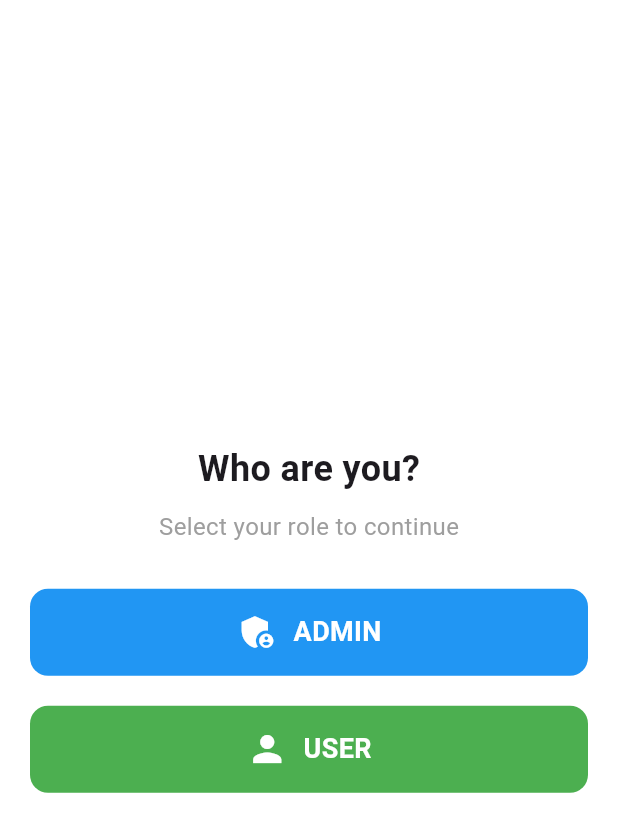
After one commit to kaustubhkulkarni07/Bus-Pass-Application, a Flutter app: the screen it shows after launch, after a tap on "Get Started", after a tap on "Create an account", on a phone screen of 412 x 824 dp. The commit adds this screen. Shown: the top 832 px of the screen. Run offline on Flutter 3.47's test engine with Material 3 defaults, Android fonts, the phone set to English and light mode, and no system bars.

Commit message:
Created Front-end UI pages

```diff
--- a/lib/main.dart
+++ b/lib/main.dart
@@ -1,4 +1,7 @@
 import 'package:flutter/material.dart';
+import 'splash_page.dart'; // Import Splash Screen
+import 'registration_page.dart';
+import 'user_selection_page.dart';
 
 void main() {
   runApp(const MyApp());
@@ -11,112 +14,157 @@ class MyApp extends StatelessWidget {
   @override
   Widget build(BuildContext context) {
     return MaterialApp(
-      title: 'Flutter Demo',
-      theme: ThemeData(
-        // This is the theme of your application.
-        //
-        // TRY THIS: Try running your application with "flutter run". You'll see
-        // the application has a purple toolbar. Then, without quitting the app,
-        // try changing the seedColor in the colorScheme below to Colors.green
-        // and then invoke "hot reload" (save your changes or press the "hot
-        // reload" button in a Flutter-supported IDE, or press "r" if you used
-        // the command line to start the app).
-        //
-        // Notice that the counter didn't reset back to zero; the application
-        // state is not lost during the reload. To reset the state, use hot
-        // restart instead.
-        //
-        // This works for code too, not just values: Most code changes can be
-        // tested with just a hot reload.
-        colorScheme: ColorScheme.fromSeed(seedColor: Colors.deepPurple),
-      ),
-      home: const MyHomePage(title: 'Flutter Demo Home Page'),
+      debugShowCheckedModeBanner: false,
+      home: SplashPage(), // Show Splash Screen first
     );
   }
 }
 
-class MyHomePage extends StatefulWidget {
-  const MyHomePage({super.key, required this.title});
+class LoginPage extends StatefulWidget {
+  @override
+  _LoginPageState createState() => _LoginPageState();
+}
 
-  // This widget is the home page of your application. It is stateful, meaning
-  // that it has a State object (defined below) that contains fields that affect
-  // how it looks.
+class _LoginPageState extends State<LoginPage> {
+  final TextEditingController _usernameController = TextEditingController();
+  final TextEditingController _passwordController = TextEditingController();
 
-  // This class is the configuration for the state. It holds the values (in this
-  // case the title) provided by the parent (in this case the App widget) and
-  // used by the build method of the State. Fields in a Widget subclass are
-  // always marked "final".
+  void _validateLogin() {
+    String username = _usernameController.text;
+    String password = _passwordController.text;
 
-  final String title;
+    if (username == "admin" && password == "admin") {
+      // ✅ Show Success Message
+      ScaffoldMessenger.of(context).showSnackBar(
+        const SnackBar(
+          content: Text("Login Successful"),
+          backgroundColor: Colors.green,
+          duration: Duration(seconds: 2),
+        ),
+      );
+    } else {
+      // ❌ Show Error Message
+      ScaffoldMessenger.of(context).showSnackBar(
+        const SnackBar(
+          content: Text("Invalid Username or Password!"),
+          backgroundColor: Colors.red,
+        ),
+      );
+    }
+  }
 
   @override
-  State<MyHomePage> createState() => _MyHomePageState();
-}
-
-class _MyHomePageState extends State<MyHomePage> {
-  int _counter = 0;
-
-  void _incrementCounter() {
-    setState(() {
-      // This call to setState tells the Flutter framework that something has
-      // changed in this State, which causes it to rerun the build method below
-      // so that the display can reflect the updated values. If we changed
-      // _counter without calling setState(), then the build method would not be
-      // called again, and so nothing would appear to happen.
-      _counter++;
-    });
+  void dispose() {
+    _usernameController.dispose();
+    _passwordController.dispose();
+    super.dispose();
   }
 
   @override
   Widget build(BuildContext context) {
-    // This method is rerun every time setState is called, for instance as done
-    // by the _incrementCounter method above.
-    //
-    // The Flutter framework has been optimized to make rerunning build methods
-    // fast, so that you can just rebuild anything that needs updating rather
-    // than having to individually change instances of widgets.
     return Scaffold(
-      appBar: AppBar(
-        // TRY THIS: Try changing the color here to a specific color (to
-        // Colors.amber, perhaps?) and trigger a hot reload to see the AppBar
-        // change color while the other colors stay the same.
-        backgroundColor: Theme.of(context).colorScheme.inversePrimary,
-        // Here we take the value from the MyHomePage object that was created by
-        // the App.build method, and use it to set our appbar title.
-        title: Text(widget.title),
-      ),
-      body: Center(
-        // Center is a layout widget. It takes a single child and positions it
-        // in the middle of the parent.
+      body: SafeArea(
         child: Column(
-          // Column is also a layout widget. It takes a list of children and
-          // arranges them vertically. By default, it sizes itself to fit its
-          // children horizontally, and tries to be as tall as its parent.
-          //
-          // Column has various properties to control how it sizes itself and
-          // how it positions its children. Here we use mainAxisAlignment to
-          // center the children vertically; the main axis here is the vertical
-          // axis because Columns are vertical (the cross axis would be
-          // horizontal).
-          //
-          // TRY THIS: Invoke "debug painting" (choose the "Toggle Debug Paint"
-          // action in the IDE, or press "p" in the console), to see the
-          // wireframe for each widget.
-          mainAxisAlignment: MainAxisAlignment.center,
-          children: <Widget>[
-            const Text('You have pushed the button this many times:'),
-            Text(
-              '$_counter',
-              style: Theme.of(context).textTheme.headlineMedium,
+          children: [
+            Expanded(
+              child: Padding(
+                padding: const EdgeInsets.symmetric(horizontal: 20),
+                child: Column(
+                  mainAxisAlignment: MainAxisAlignment.center,
+                  children: [
+                    const Text(
+                      "LOGIN",
+                      style: TextStyle(fontSize: 24, fontWeight: FontWeight.bold),
+                    ),
+                    const SizedBox(height: 10),
+                    const Text(
+                      "Login with your account",
+                      style: TextStyle(fontSize: 16, color: Colors.grey),
+                    ),
+                    const SizedBox(height: 30),
+
+                    // Username Input
+                    TextField(
+                      controller: _usernameController,
+                      decoration: InputDecoration(
+                        prefixIcon: const Icon(Icons.person),
+                        hintText: "Username",
+                        filled: true,
+                        fillColor: Colors.grey[200],
+                        border: OutlineInputBorder(
+                          borderRadius: BorderRadius.circular(10),
+                          borderSide: BorderSide.none,
+                        ),
+                      ),
+                    ),
+                    const SizedBox(height: 15),
+
+                    // Password Input
+                    TextField(
+                      controller: _passwordController,
+                      obscureText: true,
+                      decoration: InputDecoration(
+                        prefixIcon: const Icon(Icons.lock),
+                        hintText: "Password",
+                        filled: true,
+                        fillColor: Colors.grey[200],
+                        border: OutlineInputBorder(
+                          borderRadius: BorderRadius.circular(10),
+                          borderSide: BorderSide.none,
+                        ),
+                      ),
+                    ),
+                    const SizedBox(height: 20),
+
+                    // Login Button
+                    SizedBox(
+                      width: double.infinity,
+                      child: ElevatedButton(
+                        style: ElevatedButton.styleFrom(
+                          padding: const EdgeInsets.symmetric(vertical: 15),
+                          backgroundColor: Colors.blue,
+                          shape: RoundedRectangleBorder(
+                            borderRadius: BorderRadius.circular(10),
+                          ),
+                        ),
+                        onPressed: _validateLogin, // Validate login before animation
+                        child: const Text(
+                          "LOGIN",
+                          style: TextStyle(fontSize: 16, color: Colors.white),
+                        ),
+                      ),
+                    ),
+                    const SizedBox(height: 10),
+
+                    // Register Button
+                    TextButton(
+                      onPressed: () {
+                        Navigator.push(
+                          context,
+                          MaterialPageRoute(builder: (context) => UserSelectionPage()), // Navigate to Registration Page
+                        );
+                      },
+                      child: const Text(
+                        "Create an account",
+                        style: TextStyle(color: Colors.blue),
+                      ),
+                    ),
+                  ],
+                ),
+              ),
+            ),
+
+            // Developer Credit at Bottom
+            const Padding(
+              padding: EdgeInsets.only(bottom: 10),
+              child: Text(
+                "Designed and developed by @kaustubh kulkarni", // Change "Your Name" to your actual name
+                style: TextStyle(fontSize: 14, color: Colors.grey),
+              ),
             ),
           ],
         ),
       ),
-      floatingActionButton: FloatingActionButton(
-        onPressed: _incrementCounter,
-        tooltip: 'Increment',
-        child: const Icon(Icons.add),
-      ), // This trailing comma makes auto-formatting nicer for build methods.
     );
   }
 }
--- /dev/null
+++ b/lib/splash_page.dart
@@ -0,0 +1,78 @@
+import 'package:bus_pass_application/main.dart';
+import 'package:flutter/material.dart';
+import 'user_selection_page.dart'; // Ensure WelcomeScreen is imported
+
+class SplashPage extends StatefulWidget {
+  @override
+  _SplashPageState createState() => _SplashPageState();
+}
+
+class _SplashPageState extends State<SplashPage> {
+  @override
+  void initState() {
+    super.initState();
+  }
+
+  @override
+  Widget build(BuildContext context) {
+    return Scaffold(
+      backgroundColor: Colors.white,
+      body: SafeArea(
+        child: Column(
+          mainAxisAlignment: MainAxisAlignment.spaceBetween,
+          children: [
+            Expanded(
+              child: Column(
+                mainAxisAlignment: MainAxisAlignment.center,
+                children: [
+                  Image.asset(
+                    'assets/bus2.png', // Ensure the image exists
+                    height: MediaQuery.of(context).size.height * 0.3,
+                    fit: BoxFit.contain,
+                  ),
+                  const SizedBox(height: 20),
+                  const Text(
+                    "AIT E-Bus Pass",
+                    style: TextStyle(fontSize: 28, fontWeight: FontWeight.bold),
+                    textAlign: TextAlign.center,
+                  ),
+                  const SizedBox(height: 10),
+                  const Text(
+                    "A convenient way to manage your bus pass.",
+                    style: TextStyle(fontSize: 16, color: Colors.grey),
+                    textAlign: TextAlign.center,
+                  ),
+                ],
+              ),
+            ),
+            Padding(
+              padding: const EdgeInsets.symmetric(horizontal: 20, vertical: 30),
+              child: SizedBox(
+                width: double.infinity,
+                child: ElevatedButton(
+                  style: ElevatedButton.styleFrom(
+                    padding: const EdgeInsets.symmetric(vertical: 15),
+                    backgroundColor: Colors.blue,
+                    shape: RoundedRectangleBorder(
+                      borderRadius: BorderRadius.circular(10),
+                    ),
+                  ),
+                  onPressed: () {
+                    Navigator.pushReplacement(
+                      context,
+                      MaterialPageRoute(builder: (context) => LoginPage()),
+                    );
+                  },
+                  child: const Text(
+                    "Get Started",
+                    style: TextStyle(fontSize: 16, color: Colors.white),
+                  ),
+                ),
+              ),
+            ),
+          ],
+        ),
+      ),
+    );
+  }
+}
--- /dev/null
+++ b/lib/user_selection_page.dart
@@ -0,0 +1,83 @@
+import 'package:flutter/material.dart';
+import 'admin_registration_page.dart'; // Ensure this file exists
+import 'registration_page.dart'; // Ensure this file exists
+
+class UserSelectionPage extends StatelessWidget {
+  @override
+  Widget build(BuildContext context) {
+    return Scaffold(
+      backgroundColor: Colors.white,
+      body: Padding(
+        padding: const EdgeInsets.symmetric(horizontal: 20, vertical: 50),
+        child: Column(
+          mainAxisAlignment: MainAxisAlignment.center,
+          children: [
+            const Text(
+              "Who are you?",
+              style: TextStyle(fontSize: 24, fontWeight: FontWeight.bold),
+            ),
+            const SizedBox(height: 10),
+            const Text(
+              "Select your role to continue",
+              style: TextStyle(fontSize: 16, color: Colors.grey),
+            ),
+            const SizedBox(height: 30),
+
+            // Admin Selection Card
+            _buildSelectionCard(
+              title: "ADMIN",
+              icon: Icons.admin_panel_settings,
+              color: Colors.blue,
+              onTap: () {
+                Navigator.push(
+                  context,
+                  MaterialPageRoute(builder: (context) => AdminRegistrationPage()),
+                );
+              },
+            ),
+
+            const SizedBox(height: 20),
+
+            // User Selection Card
+            _buildSelectionCard(
+              title: "USER",
+              icon: Icons.person,
+              color: Colors.green,
+              onTap: () {
+                Navigator.push(
+                  context,
+                  MaterialPageRoute(builder: (context) => RegistrationPage()),
+                );
+              },
+            ),
+          ],
+        ),
+      ),
+    );
+  }
+
+  Widget _buildSelectionCard({required String title, required IconData icon, required Color color, required VoidCallback onTap}) {
+    return GestureDetector(
+      onTap: onTap,
+      child: Container(
+        width: double.infinity,
+        padding: const EdgeInsets.symmetric(vertical: 15),
+        decoration: BoxDecoration(
+          color: color,
+          borderRadius: BorderRadius.circular(12),
+        ),
+        child: Row(
+          mainAxisAlignment: MainAxisAlignment.center,
+          children: [
+            Icon(icon, color: Colors.white, size: 28),
+            const SizedBox(width: 10),
+            Text(
+              title,
+              style: const TextStyle(fontSize: 18, fontWeight: FontWeight.bold, color: Colors.white),
+            ),
+          ],
+        ),
+      ),
+    );
+  }
+}
```
Also changed, not shown: lib/admin_registration_page.dart (added, +152 -0 lines), lib/registration_page.dart (added, +151 -0 lines), pubspec.yaml (+7 -1 lines), assets/ait.png (added), assets/bus.png (added), assets/bus2.png (added), 4 other files.
